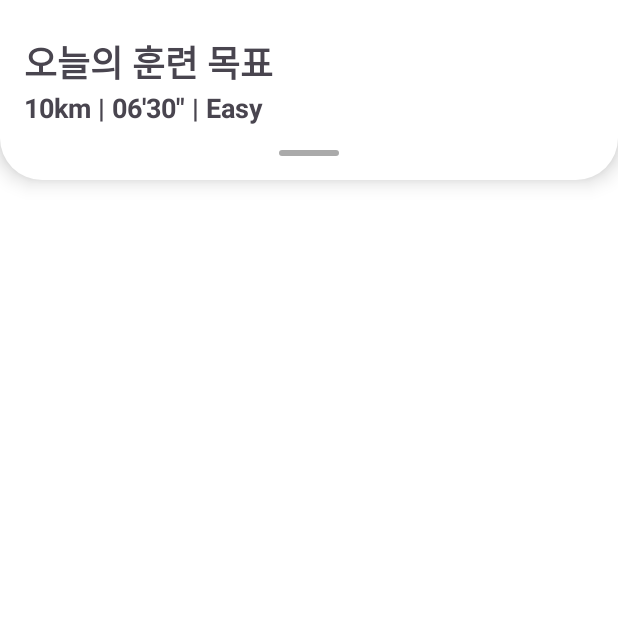
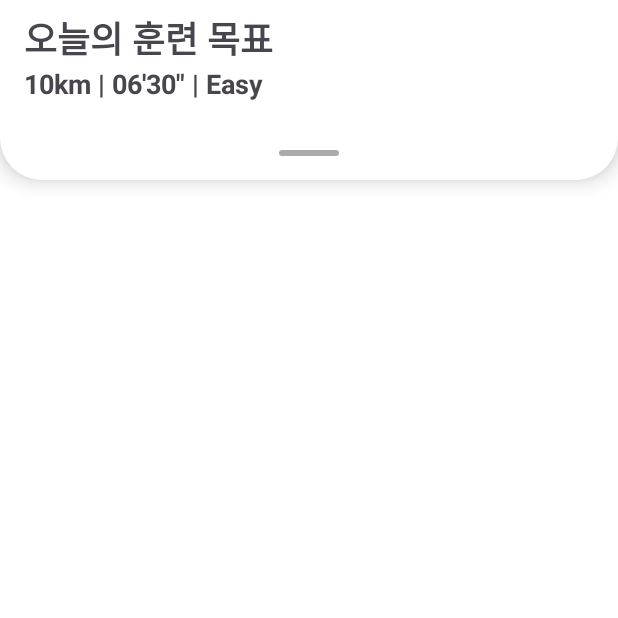
Before and after one commit to qkrwnstlr/pacemaker, an Android app: the screen it shows after launch (MainActivity), on a phone screen of 412 x 824 dp, the top half of it. Run offline under Robolectric (Android 15) with nearby library versions, the phone set to English and light mode, and no system bars; our stand-ins replace Timber.

Commit message:
[#S11P21S004-179] [FE] feat: top sheet body height 변경 구현

```diff
--- a/android/presentation/src/main/java/com/ssafy/presentation/homeUI/TopSheetBehavior.java
+++ b/android/presentation/src/main/java/com/ssafy/presentation/homeUI/TopSheetBehavior.java
@@ -385,6 +385,10 @@ public class TopSheetBehavior<V extends View> extends CoordinatorLayout.Behavior
         }
     }
 
+    public final int getPeekHeight() {
+        return mPeekHeight;
+    }
+
     public void setHideable(boolean hideable) {
         mHideable = hideable;
     }
--- a/android/presentation/src/main/res/layout/top_sheet.xml
+++ b/android/presentation/src/main/res/layout/top_sheet.xml
@@ -18,11 +18,14 @@
         android:id="@+id/top_sheet_title"
         android:layout_width="match_parent"
         android:layout_height="wrap_content"
+        app:layout_constraintVertical_chainStyle="packed"
         android:layout_marginBottom="@dimen/padding_16"
         android:orientation="vertical"
+        app:layout_constraintTop_toTopOf="parent"
+        app:layout_constraintVertical_bias="1"
         app:layout_constraintBottom_toTopOf="@+id/top_sheet_body"
-        app:layout_constraintEnd_toEndOf="parent"
-        app:layout_constraintStart_toStartOf="parent">
+        app:layout_constraintEnd_toEndOf="@+id/top_sheet_body"
+        app:layout_constraintStart_toStartOf="@+id/top_sheet_body">
 
         <TextView
             style="@style/XLargeText"
@@ -42,10 +45,10 @@
         android:layout_width="match_parent"
         android:layout_height="wrap_content"
         android:orientation="vertical"
-        app:layout_constraintBottom_toBottomOf="@+id/top_sheet_handle"
+        app:layout_constraintTop_toBottomOf="@id/top_sheet_title"
         app:layout_constraintBottom_toTopOf="@+id/top_sheet_handle"
-        app:layout_constraintEnd_toEndOf="parent"
-        app:layout_constraintStart_toStartOf="parent">
+        app:layout_constraintEnd_toEndOf="@+id/top_sheet_handle"
+        app:layout_constraintStart_toStartOf="@+id/top_sheet_handle">
         <!-- TODO : Add Layout Here -->
     </LinearLayout>
 
@@ -56,6 +59,7 @@
         android:layout_gravity="center"
         android:layout_marginTop="@dimen/padding_16"
         android:background="@drawable/top_sheet_control_bar"
+        app:layout_constraintTop_toBottomOf="@id/top_sheet_body"
         app:layout_constraintBottom_toBottomOf="parent"
         app:layout_constraintEnd_toEndOf="parent"
         app:layout_constraintStart_toStartOf="parent" />
```
Also changed, not shown: android/presentation/src/main/java/com/ssafy/presentation/homeUI/HomeFragment.kt (+14 -18 lines).
